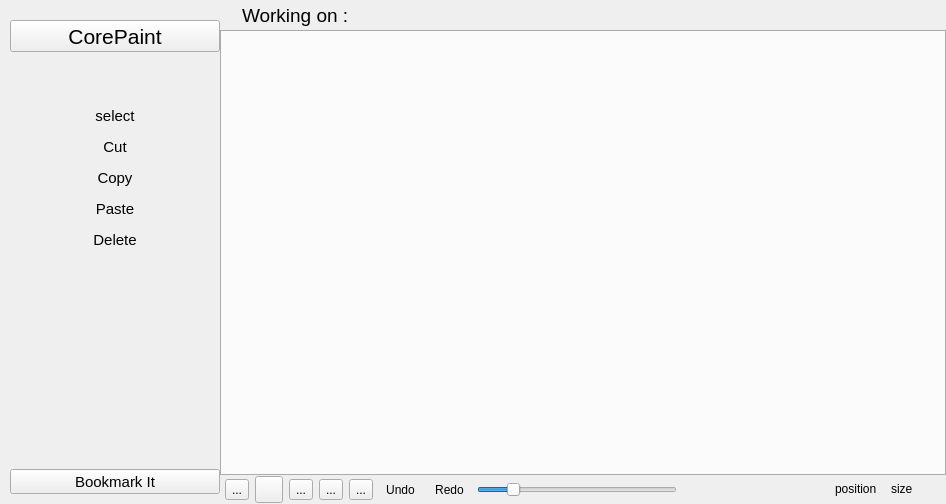
This is app/corepaint/corepaint.ui in rahmanshaber/corebox as Qt 5 draws it before an edit. The edited form follows.
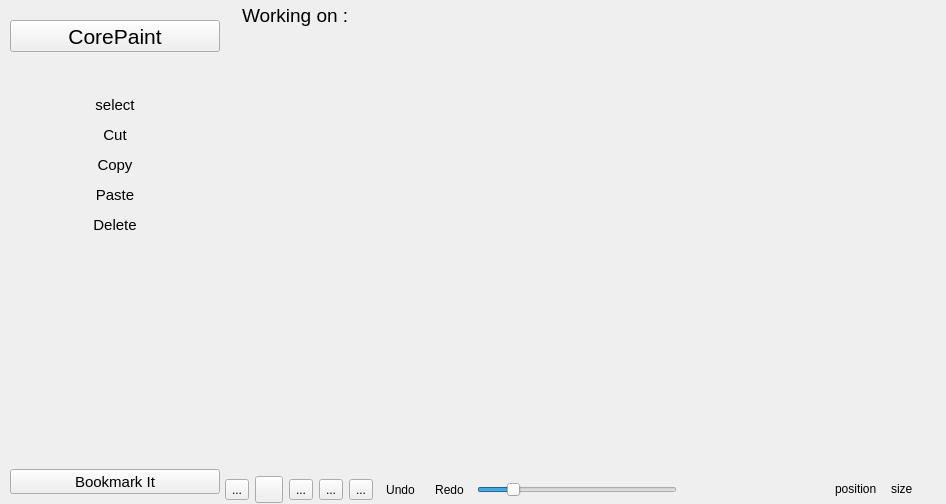
This is the edited form. The open tabs and pages were chosen to show the change. Icons and pictures are not drawn.

```diff
--- a/app/corepaint/corepaint.ui
+++ b/app/corepaint/corepaint.ui
@@ -627,6 +627,21 @@
           <string>shortcut</string>
          </property>
          <layout class="QVBoxLayout" name="verticalLayout_5">
+          <property name="spacing">
+           <number>5</number>
+          </property>
+          <property name="leftMargin">
+           <number>0</number>
+          </property>
+          <property name="topMargin">
+           <number>0</number>
+          </property>
+          <property name="rightMargin">
+           <number>0</number>
+          </property>
+          <property name="bottomMargin">
+           <number>0</number>
+          </property>
           <item>
            <widget class="QToolButton" name="select">
             <property name="sizePolicy">
@@ -672,7 +687,7 @@
           <item>
            <widget class="QToolButton" name="cut">
             <property name="sizePolicy">
-             <sizepolicy hsizetype="Expanding" vsizetype="Fixed">
+             <sizepolicy hsizetype="Preferred" vsizetype="Fixed">
               <horstretch>0</horstretch>
               <verstretch>0</verstretch>
              </sizepolicy>
@@ -1507,6 +1522,9 @@
      <property name="tabPosition">
       <enum>QTabWidget::South</enum>
      </property>
+     <property name="documentMode">
+      <bool>true</bool>
+     </property>
      <property name="tabsClosable">
       <bool>true</bool>
      </property>
```
Left out of the diff: 28 changed lines with no effect on the pictures.
